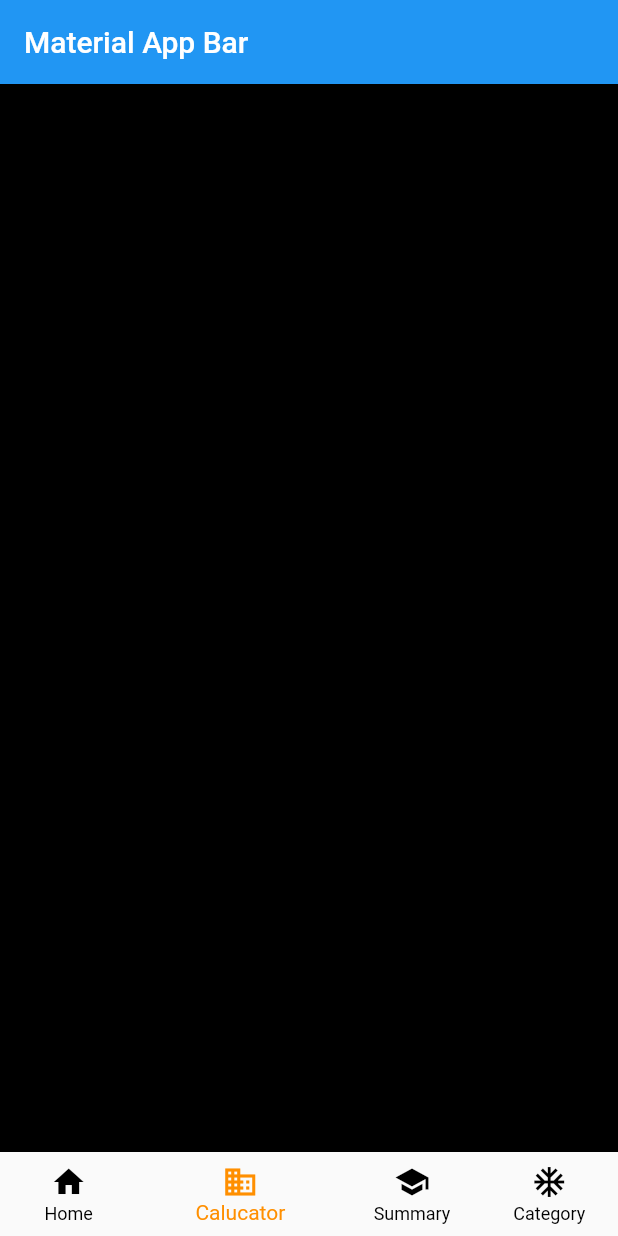
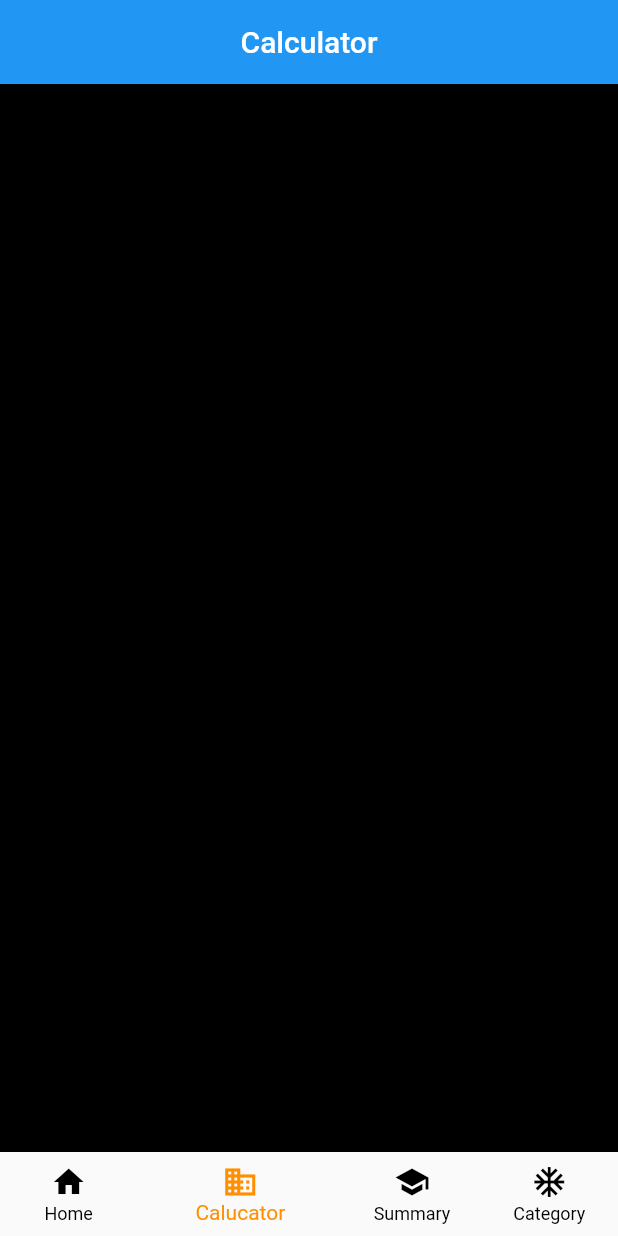
Before and after one commit to victormwenda/Mpesa-Ledger, a Flutter app: the screen it shows after launch, item 2 of the bottom bar chosen, on a phone screen of 412 x 824 dp. Run offline on Flutter 3.47's test engine with Material 2 defaults, Android fonts, the phone set to English and light mode, and no system bars.

Commit message:
Navigation for screen working well

```diff
--- a/lib/main.dart
+++ b/lib/main.dart
@@ -1,4 +1,5 @@
 import 'package:flutter/material.dart';
+import 'package:mpesa_ledger_flutter/routes/routes.dart';
 import 'package:mpesa_ledger_flutter/screens/home/index.dart';
 import 'package:mpesa_ledger_flutter/widgets/bottom_navigation.dart';
 
@@ -12,15 +13,9 @@ class App extends StatelessWidget {
     return MaterialApp(
       title: 'Material App',
       home: Scaffold(
-        appBar: AppBar(
-          title: Text('Material App Bar'),
-        ),
         body: Navigator(
           key: navigatorKey,
-          onGenerateRoute: (route) => MaterialPageRoute(
-                settings: route,
-                builder: (context) => Home(),
-              ),
+          onGenerateRoute: RouteGenerator.generateRoute
         ),
         bottomNavigationBar: BottomNavigationBarWidget(navigatorKey),
       ),
--- /dev/null
+++ b/lib/routes/routes.dart
@@ -0,0 +1,40 @@
+import 'package:flutter/material.dart';
+
+import 'package:mpesa_ledger_flutter/screens/calculator/index.dart';
+import 'package:mpesa_ledger_flutter/screens/category/index.dart';
+import 'package:mpesa_ledger_flutter/screens/home/index.dart';
+import 'package:mpesa_ledger_flutter/screens/summary/index.dart';
+
+class RouteGenerator {
+  static Route<dynamic> generateRoute(RouteSettings settings) {
+    // Getting arguments passed in while calling Navigator.pushNamed
+    final args = settings.arguments;
+
+    switch (settings.name) {
+      case '/home':
+        return MaterialPageRoute(builder: (_) => Home());
+      case '/calculator':
+        return MaterialPageRoute(builder: (_) => Calculator());
+      case '/summary':
+        return MaterialPageRoute(builder: (_) => Summary());
+      case '/category':
+        return MaterialPageRoute(builder: (_) => Category());
+      default:
+        // If there is no such named route in the switch statement, e.g. /third
+        return MaterialPageRoute(builder: (_) => Home());
+    }
+  }
+
+  // static Route<dynamic> _errorRoute() {
+  //   return MaterialPageRoute(builder: (_) {
+  //     return Scaffold(
+  //       appBar: AppBar(
+  //         title: Text('Error'),
+  //       ),
+  //       body: Center(
+  //         child: Text('ERROR'),
+  //       ),
+  //     );
+  //   });
+  // }
+}
--- a/lib/screens/calculator/index.dart
+++ b/lib/screens/calculator/index.dart
@@ -11,11 +11,14 @@ class _CalculatorState extends State<Calculator> {
   Widget build(BuildContext context) {
     return Column(
       children: <Widget>[
+        AppBar(
+          centerTitle: true,
+          title: Text("Calculator"),
+        ),
         Expanded(
-          child: Container(
-            color: Colors.black,
-          )
-        )
+            child: Container(
+          color: Colors.black,
+        )),
       ],
     );
   }
--- a/lib/widgets/bottom_navigation.dart
+++ b/lib/widgets/bottom_navigation.dart
@@ -1,8 +1,4 @@
 import 'package:flutter/material.dart';
-import 'package:mpesa_ledger_flutter/screens/calculator/index.dart';
-import 'package:mpesa_ledger_flutter/screens/category/index.dart';
-import 'package:mpesa_ledger_flutter/screens/home/index.dart';
-import 'package:mpesa_ledger_flutter/screens/summary/index.dart';
 
 class BottomNavigationBarWidget extends StatefulWidget {
   final GlobalKey<NavigatorState> navigatorKey;
@@ -16,18 +12,14 @@ class BottomNavigationBarWidget extends StatefulWidget {
 
 class _BottomNavigationBarWidgetState extends State<BottomNavigationBarWidget> {
   int _selectedIndex = 0;
-  List routes = [Home(), Calculator(), Summary(), Category()];
+  final routes = ["home", "calculator", "summary", "category"];
 
   void _onItemTapped(int index) {
     setState(() {
       _selectedIndex = index;
-      push(MaterialPageRoute(builder: (context) => routes[index]));
+      widget.navigatorKey.currentState.pushNamedAndRemoveUntil("/" + routes[index], (Route<dynamic> route) => false);
       print(_selectedIndex);
     });
-  }
-
-  Future<void> push(Route route) {
-    return widget.navigatorKey.currentState.push(route);
   }
 
   @override
```
Also changed, not shown: lib/screens/category/index.dart (+7 -4 lines), lib/screens/home/index.dart (+7 -4 lines), lib/screens/summary/index.dart (+7 -4 lines).
